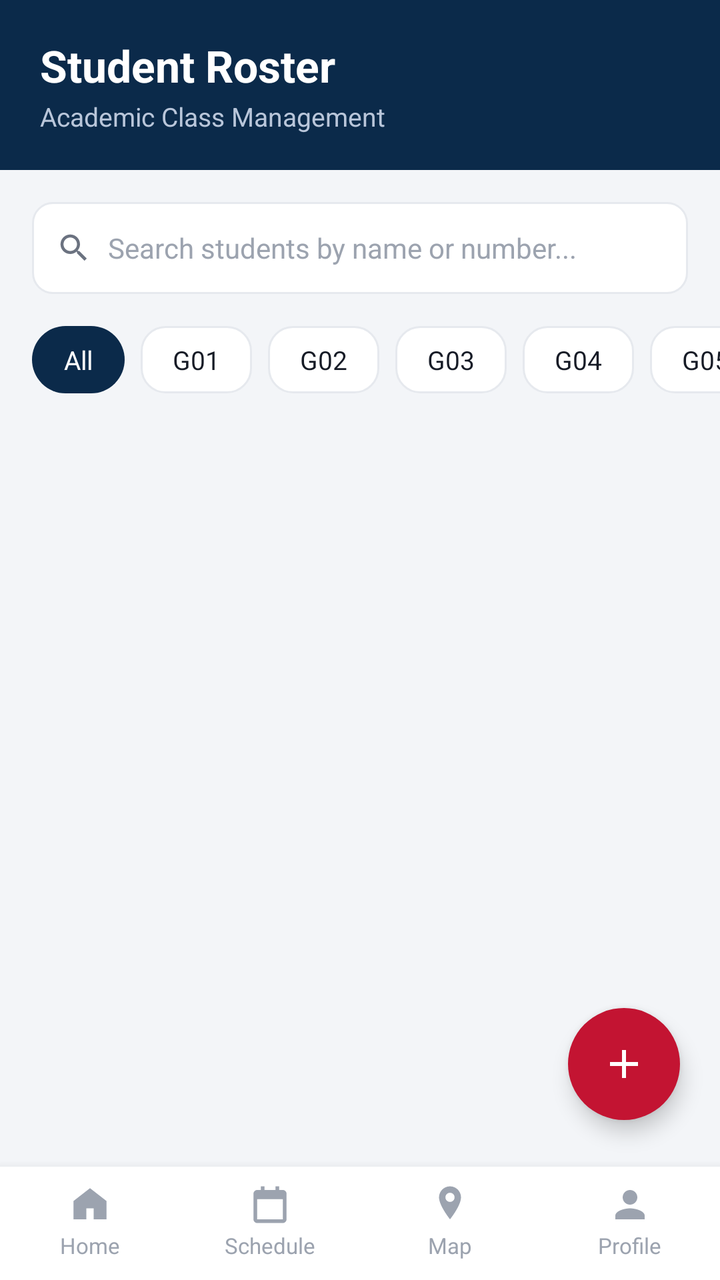
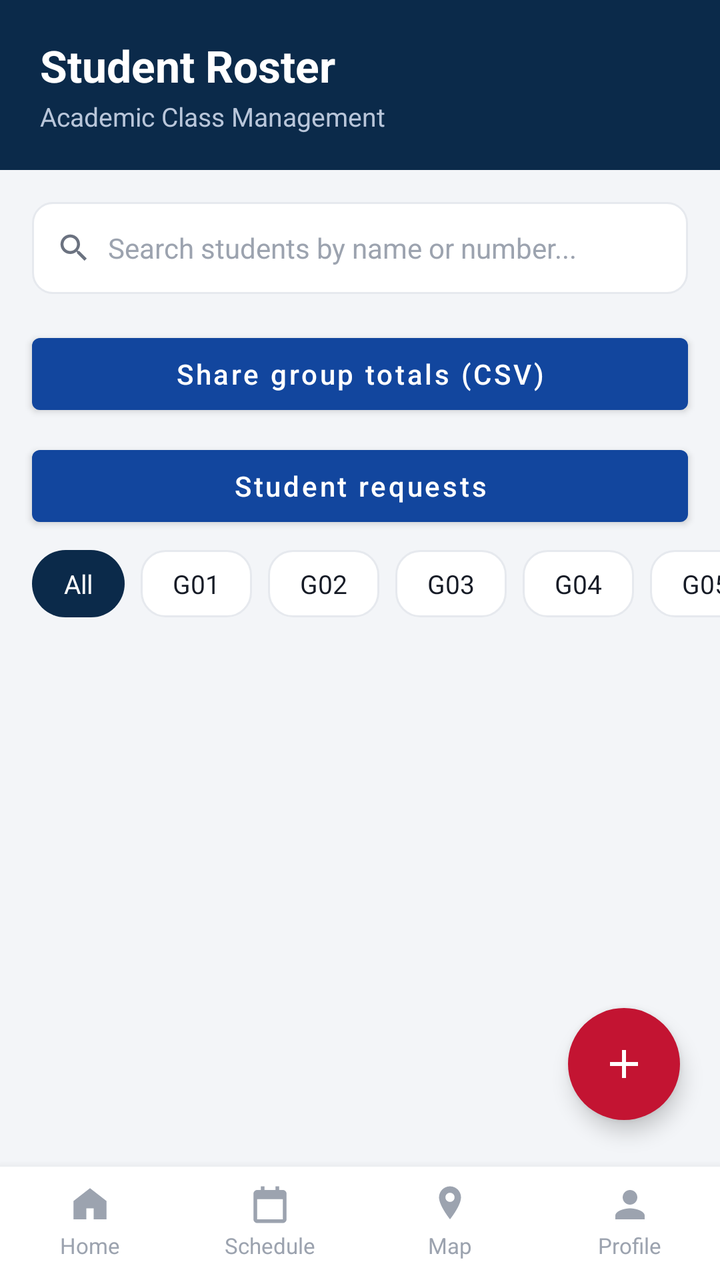

Before-and-after screenshots of an Android layout around one commit, followed by the original layout XML and the change that was made.
<!-- AndroidManifest.xml: application theme Theme.CampusApp -->
<!-- res/layout/activity_student_roster.xml -->
<?xml version="1.0" encoding="utf-8"?>
<RelativeLayout xmlns:android="http://schemas.android.com/apk/res/android"
    android:layout_width="match_parent"
    android:layout_height="match_parent"
    android:background="@color/background">

    <LinearLayout
        android:layout_width="match_parent"
        android:layout_height="match_parent"
        android:orientation="vertical">

        <LinearLayout style="@style/SectionHeader">
            <TextView android:layout_width="wrap_content" android:layout_height="wrap_content"
                android:text="@string/student_roster" android:textColor="@color/white" android:textSize="22sp" android:textStyle="bold"/>
            <TextView android:layout_width="wrap_content" android:layout_height="wrap_content" android:layout_marginTop="2dp"
                android:text="@string/academic_class_management" android:textColor="#B9C6DA" android:textSize="13sp"/>
        </LinearLayout>

        <LinearLayout
            android:layout_width="match_parent" android:layout_height="46dp"
            android:layout_margin="16dp"
            android:orientation="horizontal" android:gravity="center_vertical"
            android:background="@drawable/bg_input" android:paddingLeft="12dp" android:paddingRight="12dp">
            <ImageView android:importantForAccessibility="no" android:layout_width="18dp" android:layout_height="18dp" android:src="@drawable/ic_search"/>
            <EditText android:id="@+id/etSearch" android:layout_width="0dp" android:layout_height="match_parent" android:layout_weight="1"
                android:layout_marginStart="8dp" android:background="@null" android:hint="Search students by name or number..."
                android:inputType="text" android:imeOptions="actionSearch" android:maxLines="1"
                android:textColor="@color/text_dark" android:textColorHint="@color/text_gray_light" android:textSize="14sp"/>
        </LinearLayout>

        <HorizontalScrollView
            android:layout_width="match_parent" android:layout_height="wrap_content"
            android:paddingLeft="16dp" android:layout_marginBottom="10dp" android:scrollbars="none">
            <LinearLayout android:layout_width="wrap_content" android:layout_height="wrap_content" android:orientation="horizontal">
                <TextView android:id="@+id/chipAll" style="@style/FilterChip" android:text="All" android:textColor="@color/white" android:background="@drawable/bg_pill_selected"/>
                <TextView android:id="@+id/chipG01" style="@style/FilterChip" android:text="G01"/>
                <TextView android:id="@+id/chipG02" style="@style/FilterChip" android:text="G02"/>
                <TextView android:id="@+id/chipG03" style="@style/FilterChip" android:text="G03"/>
                <TextView android:id="@+id/chipG04" style="@style/FilterChip" android:text="G04"/>
                <TextView android:id="@+id/chipG05" style="@style/FilterChip" android:text="G05"/>
                <TextView android:id="@+id/chipG06" style="@style/FilterChip" android:text="G06"/>
                <TextView android:id="@+id/chipG07" style="@style/FilterChip" android:text="G07"/>
                <TextView android:id="@+id/chipG08" style="@style/FilterChip" android:text="G08"/>
                <TextView android:id="@+id/chipG09" style="@style/FilterChip" android:text="G09"/>
                <TextView android:id="@+id/chipG10" style="@style/FilterChip" android:text="G10"/>
                <TextView android:id="@+id/chipG11" style="@style/FilterChip" android:text="G11"/>
                <TextView android:id="@+id/chipG12" style="@style/FilterChip" android:text="G12"/>
                <TextView android:id="@+id/chipG13" style="@style/FilterChip" android:text="G13"/>
                <TextView android:id="@+id/chipG14" style="@style/FilterChip" android:text="G14"/>
                <TextView android:id="@+id/chipUnassigned" style="@style/FilterChip" android:text="Unassigned"/>
            </LinearLayout>
        </HorizontalScrollView>

        <ScrollView android:layout_width="match_parent" android:layout_height="0dp" android:layout_weight="1">
            <LinearLayout android:id="@+id/rosterContainer" android:layout_width="match_parent" android:layout_height="wrap_content" android:orientation="vertical"
                android:paddingLeft="16dp" android:paddingRight="16dp" android:paddingBottom="16dp"/>
        </ScrollView>

        <include layout="@layout/layout_bottom_nav" android:id="@+id/bottomNavInclude"/>
    </LinearLayout>

    <ImageView android:contentDescription="@string/a11y_add_student"
        android:id="@+id/fabAdd"
        android:layout_width="56dp"
        android:layout_height="56dp"
        android:layout_alignParentBottom="true"
        android:layout_alignParentEnd="true"
        android:layout_marginEnd="20dp"
        android:layout_marginBottom="80dp"
        android:background="@drawable/bg_fab"
        android:padding="16dp"
        android:src="@drawable/ic_add"
        android:elevation="6dp"/>

</RelativeLayout>
<!-- res/layout/layout_bottom_nav.xml (included above) -->
<?xml version="1.0" encoding="utf-8"?>
<LinearLayout xmlns:android="http://schemas.android.com/apk/res/android"
    android:id="@+id/bottomNav"
    android:layout_width="match_parent"
    android:layout_height="wrap_content"
    android:orientation="horizontal"
    android:background="@color/white"
    android:elevation="8dp"
    android:paddingTop="8dp"
    android:paddingBottom="10dp">

    <LinearLayout android:id="@+id/navHome" style="@style/BottomNavItem">
        <ImageView android:importantForAccessibility="no" android:id="@+id/navHomeIcon" style="@style/BottomNavIcon" android:src="@drawable/ic_home"/>
        <TextView android:id="@+id/navHomeLabel" style="@style/BottomNavLabel" android:text="Home"/>
    </LinearLayout>

    <LinearLayout android:id="@+id/navSchedule" style="@style/BottomNavItem">
        <ImageView android:importantForAccessibility="no" android:id="@+id/navScheduleIcon" style="@style/BottomNavIcon" android:src="@drawable/ic_schedule"/>
        <TextView android:id="@+id/navScheduleLabel" style="@style/BottomNavLabel" android:text="Schedule"/>
    </LinearLayout>

    <LinearLayout android:id="@+id/navMap" style="@style/BottomNavItem">
        <ImageView android:importantForAccessibility="no" android:id="@+id/navMapIcon" style="@style/BottomNavIcon" android:src="@drawable/ic_map"/>
        <TextView android:id="@+id/navMapLabel" style="@style/BottomNavLabel" android:text="@string/map"/>
    </LinearLayout>

    <LinearLayout android:id="@+id/navProfile" style="@style/BottomNavItem">
        <ImageView android:importantForAccessibility="no" android:id="@+id/navProfileIcon" style="@style/BottomNavIcon" android:src="@drawable/ic_profile"/>
        <TextView android:id="@+id/navProfileLabel" style="@style/BottomNavLabel" android:text="Profile"/>
    </LinearLayout>

</LinearLayout>
<!-- resources referenced by this layout -->
<resources>
  <color name="background">#F3F5F8</color>
  <color name="text_dark">#161B26</color>
  <color name="text_gray_light">#9CA3AF</color>
  <color name="white">#FFFFFF</color>
  <!-- drawable bg_fab (drawable) -->
  <?xml version="1.0" encoding="utf-8"?>
  <shape xmlns:android="http://schemas.android.com/apk/res/android" android:shape="oval">
      <solid android:color="@color/primary_red" />
  </shape>
  <!-- drawable bg_input (drawable) -->
  <?xml version="1.0" encoding="utf-8"?>
  <shape xmlns:android="http://schemas.android.com/apk/res/android" android:shape="rectangle">
      <solid android:color="@color/white" />
      <stroke android:width="1dp" android:color="@color/divider" />
      <corners android:radius="10dp" />
  </shape>
  <!-- drawable bg_pill_selected (drawable) -->
  <?xml version="1.0" encoding="utf-8"?>
  <shape xmlns:android="http://schemas.android.com/apk/res/android" android:shape="rectangle">
      <solid android:color="@color/navy_dark" />
      <corners android:radius="20dp" />
  </shape>
  <!-- drawable ic_add (drawable) -->
  <vector xmlns:android="http://schemas.android.com/apk/res/android"
      android:width="24dp" android:height="24dp" android:viewportWidth="24" android:viewportHeight="24">
      <path android:fillColor="@android:color/white"
          android:pathData="M11,5 L13,5 L13,11 L19,11 L19,13 L13,13 L13,19 L11,19 L11,13 L5,13 L5,11 L11,11 Z"/>
  </vector>
  <!-- drawable ic_home (drawable) -->
  <vector xmlns:android="http://schemas.android.com/apk/res/android"
      android:width="24dp" android:height="24dp" android:viewportWidth="24" android:viewportHeight="24"
      android:tint="?attr/colorControlNormal">
      <path android:fillColor="@android:color/white"
          android:pathData="M12,3 L21,10 L21,20 L14,20 L14,14 L10,14 L10,20 L3,20 L3,10 Z"
          android:fillType="evenOdd"/>
  </vector>
  <string name="a11y_add_student">Add student</string>
  <string name="academic_class_management">Academic Class Management</string>
  <string name="map">Map</string>
  <string name="student_roster">Student Roster</string>
  <style name="BottomNavIcon">
          <item name="android:layout_width">22dp</item>
          <item name="android:layout_height">22dp</item>
          <item name="android:tint">@color/text_gray_light</item>
      </style>
  <style name="BottomNavLabel">
          <item name="android:layout_width">wrap_content</item>
          <item name="android:layout_height">wrap_content</item>
          <item name="android:layout_marginTop">2dp</item>
          <item name="android:textSize">11sp</item>
          <item name="android:textColor">@color/text_gray_light</item>
      </style>
  <style name="Theme.CampusApp" parent="Theme.MaterialComponents.Light.NoActionBar">
          <item name="colorPrimary">@color/primary_blue</item>
          <item name="colorPrimaryDark">@color/navy_dark</item>
          <item name="colorAccent">@color/primary_red</item>
          <item name="android:windowBackground">@color/background</item>
          <item name="android:statusBarColor">@color/navy_dark</item>
      </style>
  <color name="primary_red">#C31432</color>
  <color name="divider">#E6E9EE</color>
  <color name="navy_dark">#0B2A4A</color>
  <color name="text_gray">#6B7280</color>
  <!-- drawable bg_button_outline (drawable) -->
  <?xml version="1.0" encoding="utf-8"?>
  <shape xmlns:android="http://schemas.android.com/apk/res/android" android:shape="rectangle">
      <solid android:color="@color/white" />
      <stroke android:width="1dp" android:color="@color/divider" />
      <corners android:radius="12dp" />
  </shape>
  <color name="primary_blue">#12469E</color>
  <!-- unchanged entries left out for length: 7 -->
</resources>

<!-- the commit's change to res/layout/activity_student_roster.xml (unified diff, before → after) -->
@@ -11,9 +11,9 @@
 
         <LinearLayout style="@style/SectionHeader">
             <TextView android:layout_width="wrap_content" android:layout_height="wrap_content"
-                android:text="@string/student_roster" android:textColor="@color/white" android:textSize="22sp" android:textStyle="bold"/>
+                android:text="Student Roster" android:textColor="@color/white" android:textSize="22sp" android:textStyle="bold"/>
             <TextView android:layout_width="wrap_content" android:layout_height="wrap_content" android:layout_marginTop="2dp"
-                android:text="@string/academic_class_management" android:textColor="#B9C6DA" android:textSize="13sp"/>
+                android:text="Academic Class Management" android:textColor="#B9C6DA" android:textSize="13sp"/>
         </LinearLayout>
 
         <LinearLayout
@@ -27,6 +27,18 @@
                 android:inputType="text" android:imeOptions="actionSearch" android:maxLines="1"
                 android:textColor="@color/text_dark" android:textColorHint="@color/text_gray_light" android:textSize="14sp"/>
         </LinearLayout>
+
+        <Button
+            android:id="@+id/btnExportGroups"
+            android:layout_width="match_parent" android:layout_height="wrap_content"
+            android:layout_marginStart="16dp" android:layout_marginEnd="16dp" android:layout_marginBottom="8dp"
+            android:minHeight="48dp" android:text="Share group totals (CSV)" android:textAllCaps="false"/>
+
+        <Button
+            android:id="@+id/btnRequests"
+            android:layout_width="match_parent" android:layout_height="wrap_content"
+            android:layout_marginStart="16dp" android:layout_marginEnd="16dp" android:layout_marginBottom="8dp"
+            android:minHeight="48dp" android:text="Student requests" android:textAllCaps="false"/>
 
         <HorizontalScrollView
             android:layout_width="match_parent" android:layout_height="wrap_content"
<!-- resource entries referenced after the edit -->
@@ -37,9 +37,7 @@
           android:fillType="evenOdd"/>
   </vector>
   <string name="a11y_add_student">Add student</string>
-  <string name="academic_class_management">Academic Class Management</string>
   <string name="map">Map</string>
-  <string name="student_roster">Student Roster</string>
   <style name="BottomNavIcon">
           <item name="android:layout_width">22dp</item>
           <item name="android:layout_height">22dp</item>
